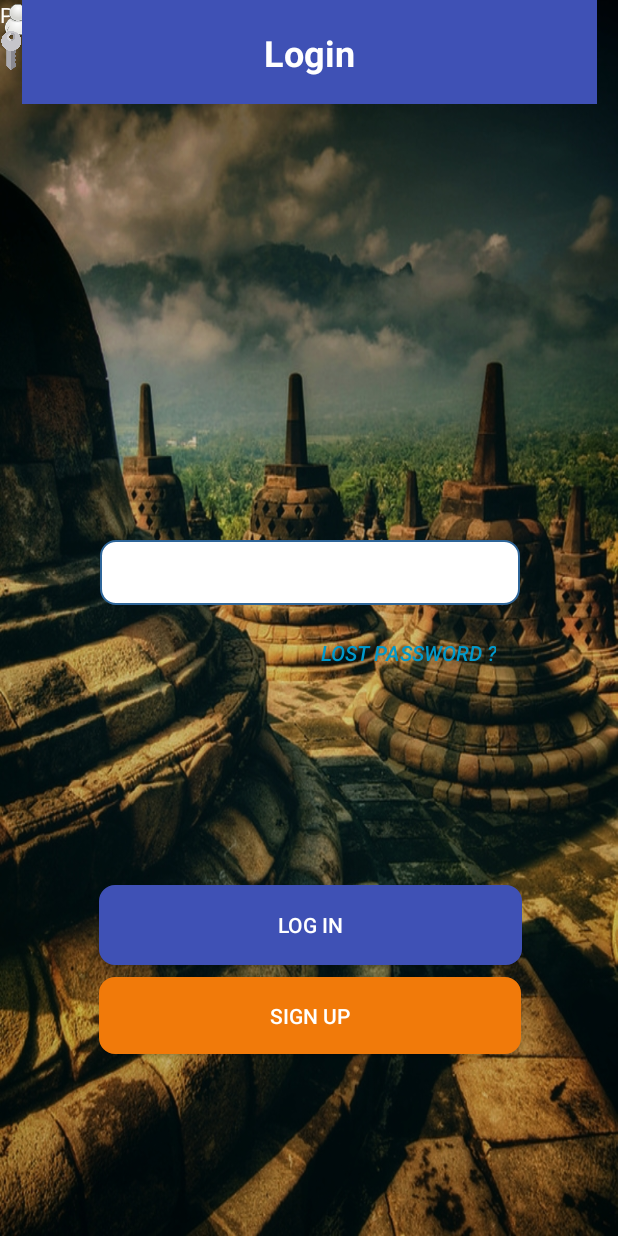
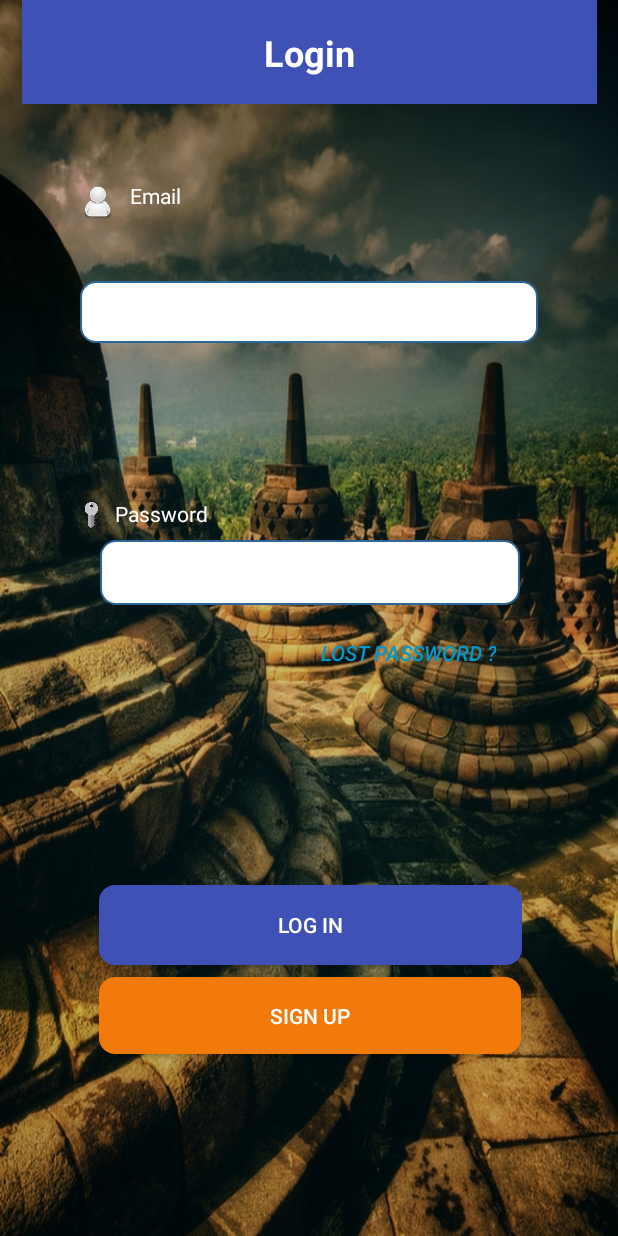
Before and after one commit to ahsanulmarom/MyStudio, an Android app: the screen it shows after launch (Login), on a phone screen of 412 x 824 dp. Run offline under Robolectric (Android 15) with nearby library versions, the phone set to English and light mode, and no system bars; our stand-ins replace Firebase (no records; nobody signed in at launch, a user with empty details on screens opened directly).

Commit message:
login edited

```diff
--- a/app/src/main/res/layout/activity_login.xml
+++ b/app/src/main/res/layout/activity_login.xml
@@ -5,8 +5,6 @@
     android:layout_width="match_parent"
     android:layout_height="match_parent"
     android:background="@drawable/borobudur_edited" >
-
-
 
         <TextView
             android:id="@+id/textView2"
@@ -17,9 +15,9 @@
             android:textColor="#FFFFFF"
             tools:layout_constraintBottom_creator="1"
             android:layout_marginStart="8dp"
+            app:layout_constraintBottom_toBottomOf="@+id/imageView4"
             tools:layout_constraintLeft_creator="1"
-            tools:layout_editor_absoluteY="225dp"
-            tools:layout_editor_absoluteX="89dp" />
+            app:layout_constraintLeft_toRightOf="@+id/imageView4" />
 
         <TextView
             android:id="@+id/textView3"
@@ -45,9 +43,11 @@
             android:layout_alignParentStart="true"
             app:srcCompat="@drawable/iconuser"
             tools:layout_constraintTop_creator="1"
+            android:layout_marginTop="121dp"
             tools:layout_constraintLeft_creator="1"
-            tools:layout_editor_absoluteY="129dp"
-            tools:layout_editor_absoluteX="62dp" />
+            app:layout_constraintLeft_toLeftOf="@+id/login_email"
+            app:layout_constraintTop_toTopOf="parent"
+            android:layout_marginLeft="0dp" />
 
     <EditText
         android:id="@+id/login_email"
@@ -167,10 +167,7 @@
         android:layout_marginLeft="0dp"
         app:layout_constraintLeft_toLeftOf="parent"
         android:layout_marginRight="0dp"
-        app:layout_constraintRight_toRightOf="parent"
-
-
-        />
+        app:layout_constraintRight_toRightOf="parent" />
 
     <TextView
         android:id="@+id/textView7"
@@ -190,12 +187,14 @@
         app:layout_constraintTop_toTopOf="@+id/toolbar2" />
 
     <ImageView
-        android:id="@+id/imageView2"
+        android:id="@+id/imageView4"
         android:layout_width="15dp"
-        android:layout_height="67dp"
+        android:layout_height="17dp"
         app:srcCompat="@drawable/key"
-        tools:layout_editor_absoluteX="62dp"
-        tools:layout_editor_absoluteY="191dp" />
-
+        tools:layout_constraintBottom_creator="1"
+        tools:layout_constraintLeft_creator="1"
+        app:layout_constraintLeft_toLeftOf="@+id/imageView3"
+        app:layout_constraintBottom_toTopOf="@+id/login_password"
+        android:layout_marginBottom="8dp" />
 
 </android.support.constraint.ConstraintLayout>
```
Also changed, not shown: app/src/main/res/layout/activity_sign_up.xml (+9 -9 lines).
